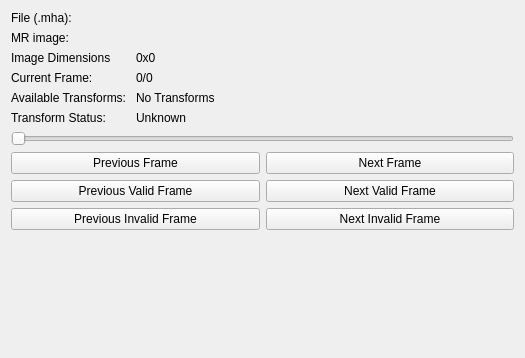
The window that USnav/Resources/UI/qSlicerUSnavModuleWidget.ui (stropitek/USnav) describes before a commit, drawn with Qt 5.
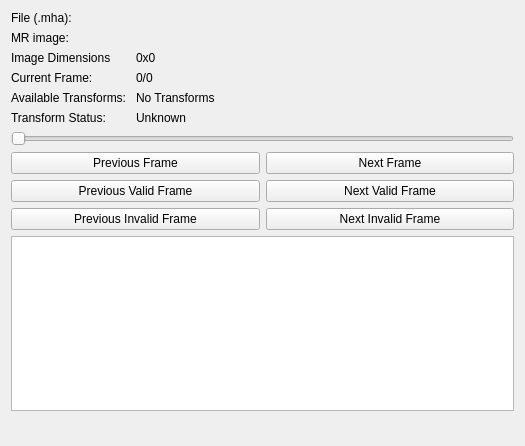
The same window after the commit. Custom widgets are drawn as their Qt base class.

Commit message: ENH: Added mrml node combo box for mri image and a console text edit area.

```diff
--- a/USnav/Resources/UI/qSlicerUSnavModuleWidget.ui
+++ b/USnav/Resources/UI/qSlicerUSnavModuleWidget.ui
@@ -7,7 +7,7 @@
     <x>0</x>
     <y>0</y>
     <width>525</width>
-    <height>358</height>
+    <height>446</height>
    </rect>
   </property>
   <property name="windowTitle">
@@ -189,6 +189,9 @@
      </item>
     </layout>
    </item>
+   <item>
+    <widget class="QTextEdit" name="consoleTextEdit"/>
+   </item>
    <item>
     <spacer name="verticalSpacer">
      <property name="orientation">
```
The commit also changes 2 other files.
